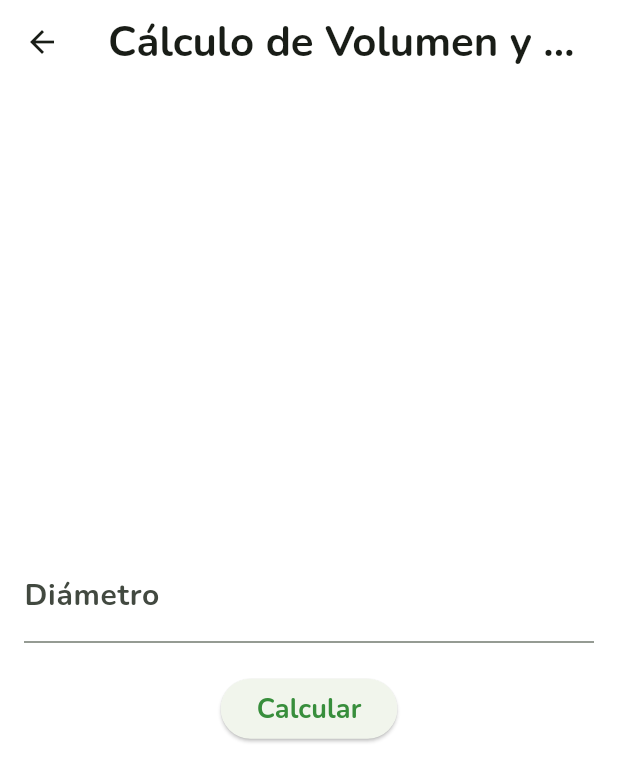
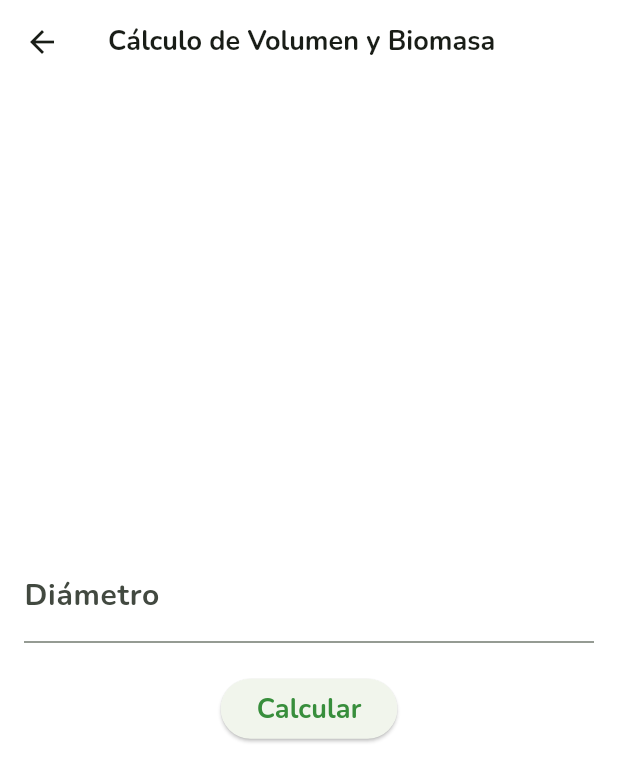
Before and after one commit to albertholto0/Calculadora-biomasa, a Flutter app: the BiomassCalculator screen opened directly, on a phone screen of 412 x 824 dp. Shown: the top 782 px of the screen. Run offline on Flutter 3.47's test engine with Material 3 defaults, Android fonts, the phone set to English and light mode, and no system bars; our stand-ins replace google_fonts.

Commit message:
Se cambió el tamaño del texto de la barra en volumen y volumen biomasa

```diff
--- a/calculadora_biomasa/lib/screens/vol_biomass.dart
+++ b/calculadora_biomasa/lib/screens/vol_biomass.dart
@@ -50,7 +50,12 @@ class _BiomassCalculatorState extends State<BiomassCalculator> {
   @override
   Widget build(BuildContext context) {
     return Scaffold(
-      appBar: AppBar(title: const Text('Cálculo de Volumen y Biomasa')),
+      appBar: AppBar(
+        title: const Text(
+          'Cálculo de Volumen y Biomasa',
+          style: TextStyle(fontSize: 18),
+        ),
+      ),
       body: Padding(
         padding: const EdgeInsets.all(16.0),
         child: Column(
--- a/calculadora_biomasa/lib/screens/volumen.dart
+++ b/calculadora_biomasa/lib/screens/volumen.dart
@@ -56,7 +56,9 @@ class _VolumenCalculatorState extends State<VolumenCalculator> {
   @override
   Widget build(BuildContext context) {
     return Scaffold(
-      appBar: AppBar(title: const Text('Cálculo de Volumen')),
+      appBar: AppBar(
+        title: const Text('Cálculo de Volumen', style: TextStyle(fontSize: 20)),
+      ),
       body: Padding(
         padding: const EdgeInsets.all(16.0),
         child: Column(
```
